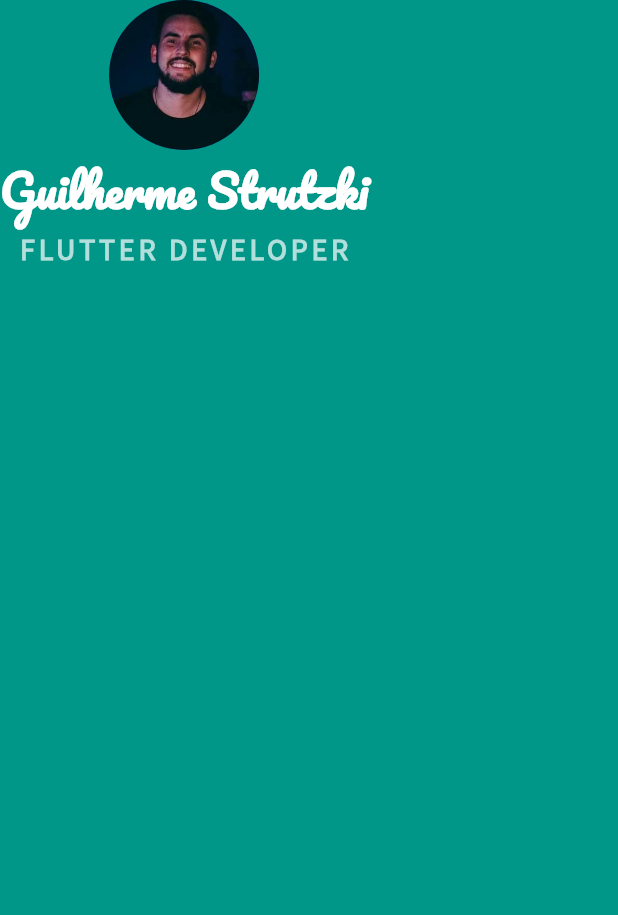
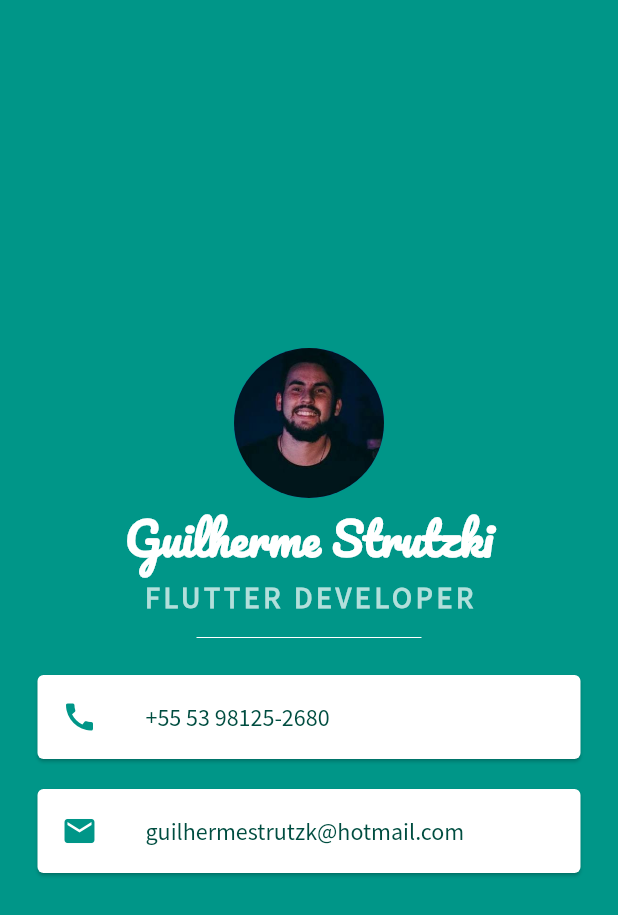
Before and after one commit to guistrutzki/flutter-myCard, a Flutter app: the screen it shows after launch, on a phone screen of 412 x 824 dp. Shown: the top 915 px of the screen. Run offline on Flutter 3.47's test engine with Material 2 defaults, Android fonts, the phone set to English and light mode, and no system bars.

Commit message:
:rocket: Add divider and center app container

```diff
--- a/lib/main.dart
+++ b/lib/main.dart
@@ -12,6 +12,7 @@ class MyApp extends StatelessWidget {
         backgroundColor: Colors.teal,
         body: SafeArea(
           child: Column(
+            mainAxisAlignment: MainAxisAlignment.center,
             children: <Widget>[
               CircleAvatar(
                 radius: 50,
@@ -36,6 +37,49 @@ class MyApp extends StatelessWidget {
                   fontWeight: FontWeight.bold,
                 ),
               ),
+              SizedBox(
+                height: 30,
+                width: 150,
+                child: Divider(
+                  color: Colors.white,
+                )
+              ),
+              Card(
+                margin: EdgeInsets.symmetric(vertical: 10, horizontal: 25),
+                child: ListTile(
+                  leading: Icon(
+                    Icons.call,
+                    color: Colors.teal
+                  ),
+                  title: Text(
+                    '+55 53 98125-2680',
+                    style: TextStyle(
+                        color: Colors.teal.shade900,
+                        fontFamily: 'Source Sans Pro',
+                        fontSize: 16,
+
+                    ),
+                  )
+                )
+              ),
+              Card(
+                margin: EdgeInsets.symmetric(vertical: 10, horizontal: 25),
+                child: ListTile(
+                  leading: Icon(
+                    Icons.email,
+                    color: Colors.teal
+                  ),
+                  title: Text(
+                    'guilhermestrutzk@hotmail.com',
+                    style: TextStyle(
+                        color: Colors.teal.shade900,
+                        fontFamily: 'Source Sans Pro',
+                        fontSize: 16,
+
+                    ),
+                  )
+                )
+              )
             ],
           )
         ),
```
